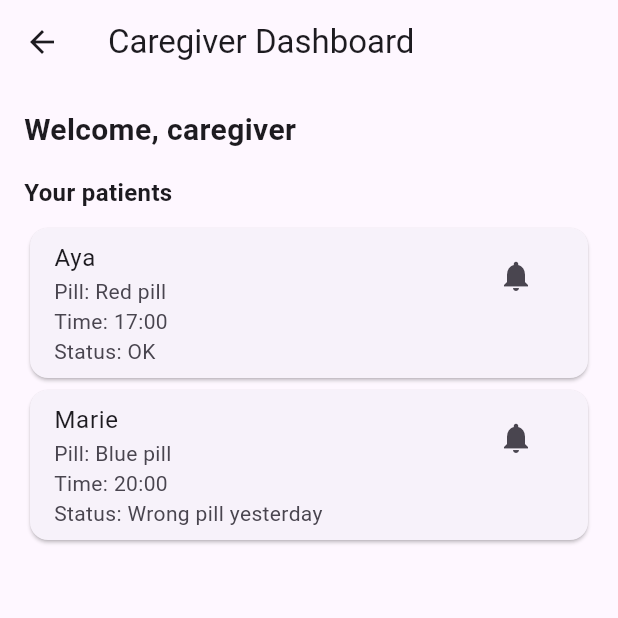
After one commit to ayak002/hackathon, a Flutter app: the CaregiverDashboardPage screen opened by its route, on a phone screen of 412 x 824 dp, the top half of it. The commit adds this screen. Run offline on Flutter 3.47's test engine with Material 3 defaults, Android fonts, the phone set to English and light mode, and no system bars.

Commit message:
added registration

```diff
--- /dev/null
+++ b/afib_pill_app/lib/caregiver_dashboard_page.dart
@@ -0,0 +1,84 @@
+import 'package:flutter/material.dart';
+
+class CaregiverDashboardPage extends StatelessWidget {
+  const CaregiverDashboardPage({super.key});
+
+  @override
+  Widget build(BuildContext context) {
+    final args =
+        ModalRoute.of(context)?.settings.arguments as Map<String, dynamic>?;
+
+    final caregiverName = args != null ? (args['name'] as String? ?? '') : '';
+
+    // 🔹 For now: mock patients. Later: load from backend.
+    final patients = [
+      {
+        'name': 'Aya',
+        'pill': 'Red pill',
+        'time': '17:00',
+        'status': 'OK',
+      },
+      {
+        'name': 'Marie',
+        'pill': 'Blue pill',
+        'time': '20:00',
+        'status': 'Wrong pill yesterday',
+      },
+    ];
+
+    return Scaffold(
+      appBar: AppBar(
+        title: const Text('Caregiver Dashboard'),
+      ),
+      body: Padding(
+        padding: const EdgeInsets.all(16.0),
+        child: Column(
+          crossAxisAlignment: CrossAxisAlignment.start,
+          children: [
+            Text(
+              caregiverName.isEmpty
+                  ? 'Welcome, caregiver'
+                  : 'Welcome, $caregiverName',
+              style: const TextStyle(fontSize: 20, fontWeight: FontWeight.bold),
+            ),
+            const SizedBox(height: 16),
+            const Text(
+              'Your patients',
+              style: TextStyle(fontSize: 16, fontWeight: FontWeight.bold),
+            ),
+            const SizedBox(height: 8),
+            Expanded(
+              child: ListView.builder(
+                itemCount: patients.length,
+                itemBuilder: (context, index) {
+                  final p = patients[index];
+                  return Card(
+                    child: ListTile(
+                      title: Text(p['name'] ?? ''),
+                      subtitle: Text(
+                        'Pill: ${p['pill']}\nTime: ${p['time']}\nStatus: ${p['status']}',
+                      ),
+                      isThreeLine: true,
+                      trailing: IconButton(
+                        onPressed: () {
+                          // 🔹 Later: send notification / alert
+                          ScaffoldMessenger.of(context).showSnackBar(
+                            SnackBar(
+                              content: Text(
+                                  'Would notify ${p['name']} about their pill.'),
+                            ),
+                          );
+                        },
+                        icon: const Icon(Icons.notifications),
+                      ),
+                    ),
+                  );
+                },
+              ),
+            ),
+          ],
+        ),
+      ),
+    );
+  }
+}
--- a/afib_pill_app/lib/main.dart
+++ b/afib_pill_app/lib/main.dart
@@ -3,6 +3,8 @@ import 'caregiver_register_page.dart';
 import 'caregiver_homepage.dart';
 import 'user_homepage.dart';
 import 'scan_pill_page.dart';
+import 'caregiver_portal_register_page.dart';
+import 'caregiver_dashboard_page.dart';
 
 
 void main() {
@@ -20,10 +22,17 @@ class AFibPillApp extends StatelessWidget {
       initialRoute: '/',
       routes: {
         '/': (context) => const LandingPage(),
+
+        // PATIENT flow (already working)
         '/caregiver/register': (context) => const CaregiverRegisterPage(),
         '/caregiver/home': (context) => const CaregiverHomePage(),
         '/user/home': (context) => const UserHomePage(),
         '/user/scan': (context) => const ScanPillPage(),
+
+        // CAREGIVER portal flow (NEW)
+        '/caregiver/portal/register': (context) =>
+          const CaregiverPortalRegisterPage(),
+        '/caregiver/dashboard': (context) => const CaregiverDashboardPage(),
   },
     );
   }
@@ -47,17 +56,18 @@ class LandingPage extends StatelessWidget {
             const SizedBox(height: 24),
             ElevatedButton(
   onPressed: () {
-                Navigator.pushNamed(context, '/caregiver/register');
+    Navigator.pushNamed(context, '/caregiver/register'); // Patient registration
   },
-              child: const Text('Caregiver / Patient setup'),
+  child: const Text('Patient'),
 ),
 const SizedBox(height: 12),
 ElevatedButton(
   onPressed: () {
-                Navigator.pushNamed(context, '/user/home');
+    Navigator.pushNamed(context, '/caregiver/portal/register'); // Caregiver portal
   },
-              child: const Text('User (Patient)'),
+  child: const Text('Caregiver'),
 ),
+
           ],
         ),
       ),
```
Also changed, not shown: afib_pill_app/lib/caregiver_portal_register_page.dart (added, +99 -0 lines), 6 other files. Lines whose indentation alone changed are shown as unchanged.
